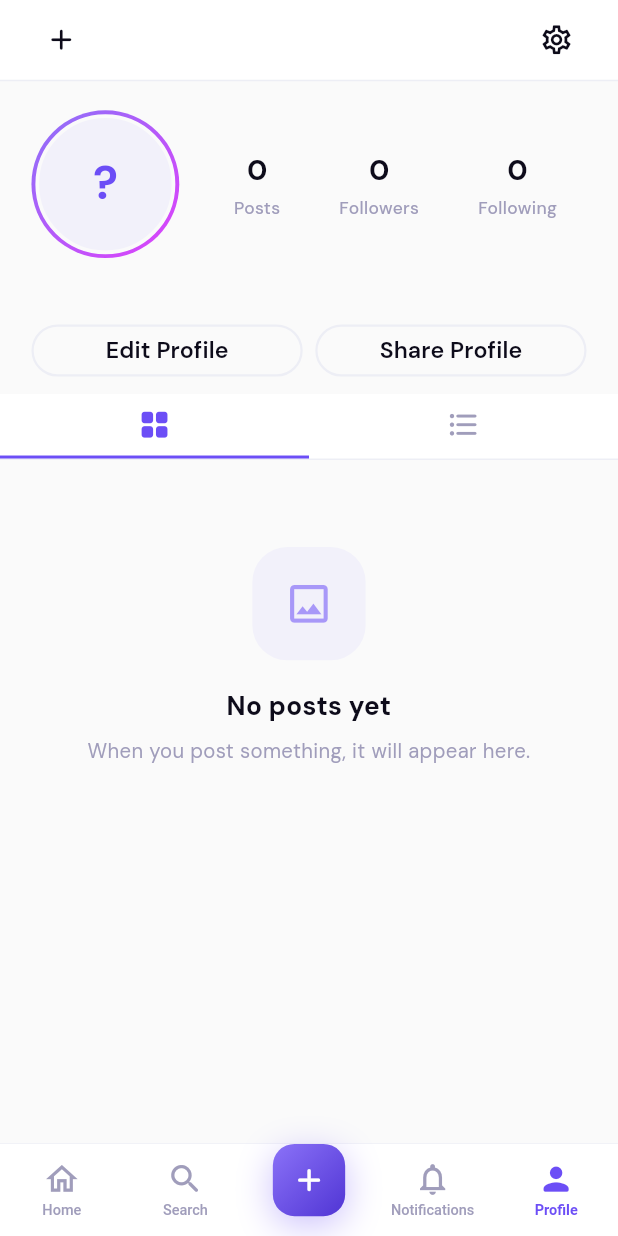
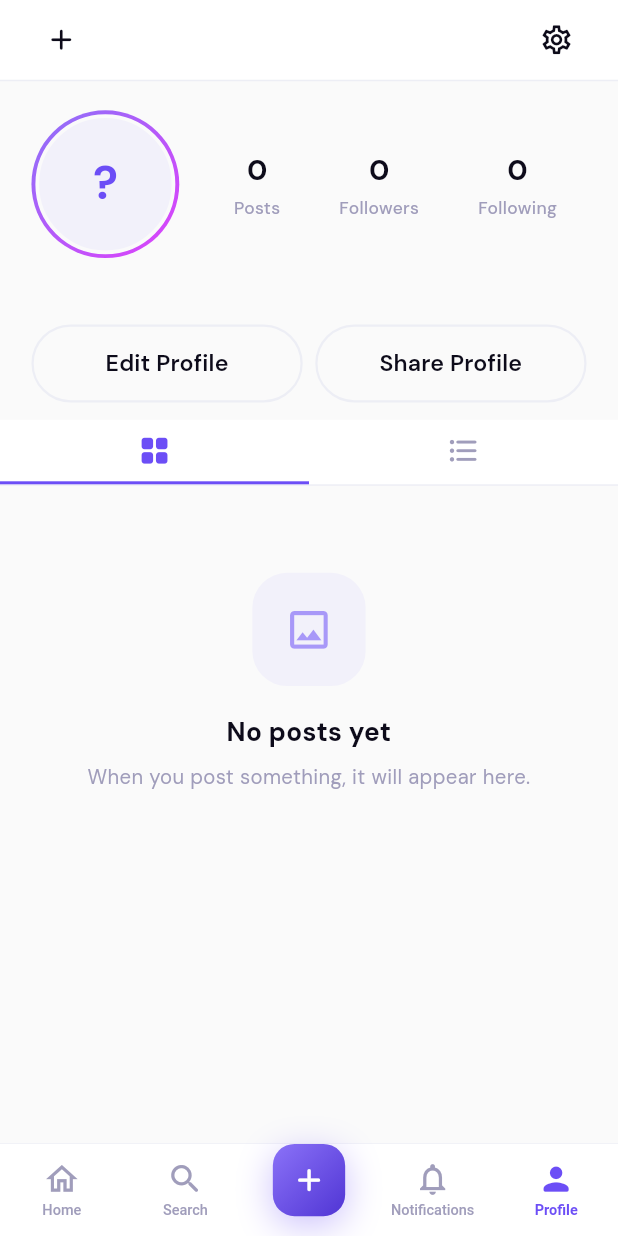
Before and after one commit to AsilbekDeveloper/framee, a Flutter app: the screen it shows once a user with an empty profile is signed in, item 5 of the bottom bar chosen, on a phone screen of 412 x 824 dp. Run offline on Flutter 3.47's test engine with Material 3 defaults, Android fonts, the phone set to English and light mode, and no system bars; our stand-ins replace cached_network_image, connectivity_plus, firebase_core, firebase_messaging, flutter_local_notifications, flutter_riverpod and 10 more; accounts and stored records are empty; generated files the repository leaves out were written again; network calls fail.

Commit message:
fix: profile buttons expand to fit long translated text
Removed fixed height SizedBox from Edit/Share buttons.
Both buttons now use Expanded + maxLines:2 so Russian/Uzbek
long strings wrap cleanly instead of overflowing.

```diff
--- a/lib/features/profile/presentation/screens/profile_screen.dart
+++ b/lib/features/profile/presentation/screens/profile_screen.dart
@@ -300,21 +300,25 @@ class _ProfileInfo extends StatelessWidget {
             Row(
               children: [
                 Expanded(
-                  child: SizedBox(
-                    height: AppDimens.buttonHeightSm,
-                    child: OutlinedButton(
-                      onPressed: onEditTap,
-                      child: Text(AppStrings.editProfile),
+                  child: OutlinedButton(
+                    onPressed: onEditTap,
+                    child: Text(
+                      AppStrings.editProfile,
+                      textAlign: TextAlign.center,
+                      maxLines: 2,
+                      overflow: TextOverflow.ellipsis,
                     ),
                   ),
                 ),
                 Gap(AppDimens.sm),
                 Expanded(
-                  child: SizedBox(
-                    height: AppDimens.buttonHeightSm,
-                    child: OutlinedButton(
-                      onPressed: onShareTap,
-                      child: Text(AppStrings.shareProfile),
+                  child: OutlinedButton(
+                    onPressed: onShareTap,
+                    child: Text(
+                      AppStrings.shareProfile,
+                      textAlign: TextAlign.center,
+                      maxLines: 2,
+                      overflow: TextOverflow.ellipsis,
                     ),
                   ),
                 ),
@@ -330,14 +334,16 @@ class _ProfileInfo extends StatelessWidget {
                   ),
                 ),
                 Gap(AppDimens.sm),
-                OutlinedButton(
-                  onPressed: onShareTap,
-                  style: OutlinedButton.styleFrom(
-                    minimumSize: Size(0, AppDimens.buttonHeightSm),
-                    padding:
-                        EdgeInsets.symmetric(horizontal: AppDimens.lg),
+                Expanded(
+                  child: OutlinedButton(
+                    onPressed: onShareTap,
+                    child: Text(
+                      AppStrings.shareProfile,
+                      textAlign: TextAlign.center,
+                      maxLines: 2,
+                      overflow: TextOverflow.ellipsis,
+                    ),
                   ),
-                  child: Text(AppStrings.shareProfile),
                 ),
               ],
             ),
```
